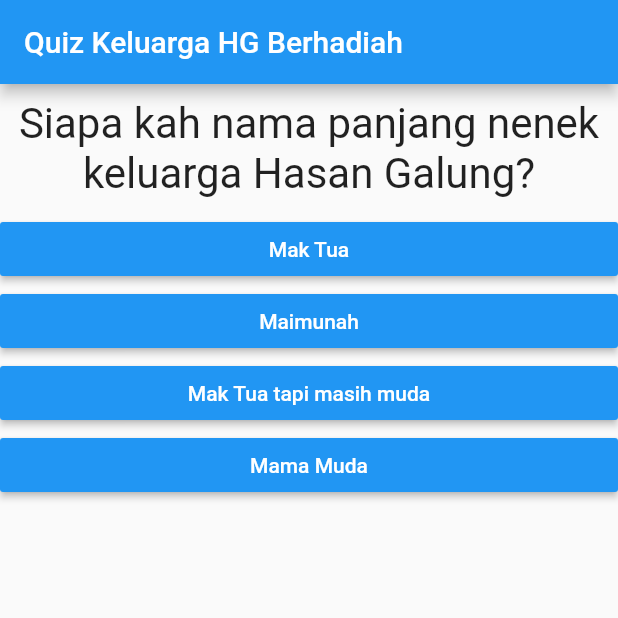
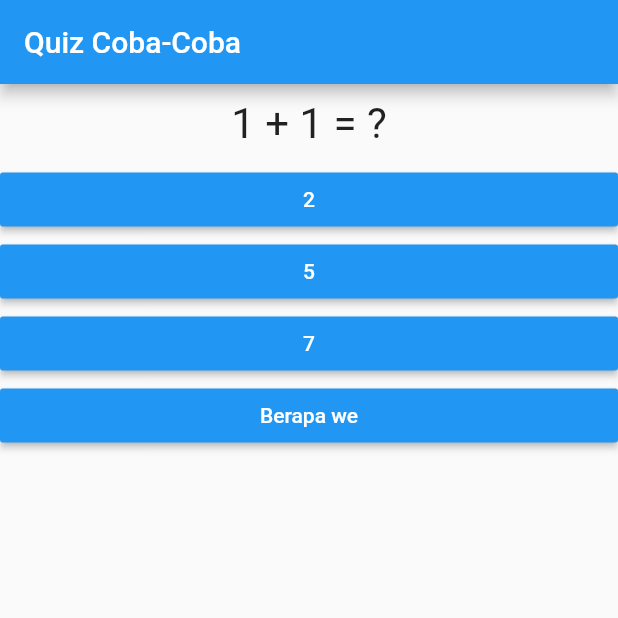
Before and after one commit to adindaregita/BelajarFlutter, a Flutter app: the screen it shows after launch, on a phone screen of 412 x 824 dp, the top half of it. Run offline on Flutter 3.47's test engine with Material 2 defaults, Android fonts, the phone set to English and light mode, and no system bars.

```diff
--- a/lib/main.dart
+++ b/lib/main.dart
@@ -15,21 +15,16 @@ class MyApp extends StatefulWidget {
 class MyAppState extends State<MyApp> {
   final questions = const [
     {
-      'questionText': 'Siapa kah nama panjang nenek keluarga Hasan Galung?',
-      'answers': [
-        'Mak Tua',
-        'Maimunah',
-        'Mak Tua tapi masih muda',
-        'Mama Muda'
-      ],
+      'questionText': '1 + 1 = ?',
+      'answers': ['2', '5', '7', 'Berapa we'],
     },
     {
-      'questionText': 'Siapakah yang paling lucu di keluarga Hasan Galung?',
-      'answers': ['Om Denan', 'Om Incut', 'Tante Mari', 'Tante Illing']
+      'questionText': 'Pendiri Tesla',
+      'answers': ['Elon Musk', 'Martin Eberhard', 'Steve Job', 'Bill Gates']
     },
     {
-      'questionText': 'Siapa anak keluarga Hasan Galung yang paling bergaya?',
-      'answers': ['Tante Illing', 'Om Ican', 'Tante Uu', 'Om Muksen']
+      'questionText': 'Raja dari segala buah di dunia adalah?',
+      'answers': ['Durian', 'Pisang', 'Mangga', 'Kelengkeng']
     },
   ];
 
@@ -55,7 +50,7 @@ class MyAppState extends State<MyApp> {
     return MaterialApp(
       home: Scaffold(
         appBar: AppBar(
-          title: Text('Quiz Keluarga HG Berhadiah'),
+          title: Text('Quiz Coba-Coba'),
         ),
         body: _questionIndex < questions.length
             ? Column(
```
